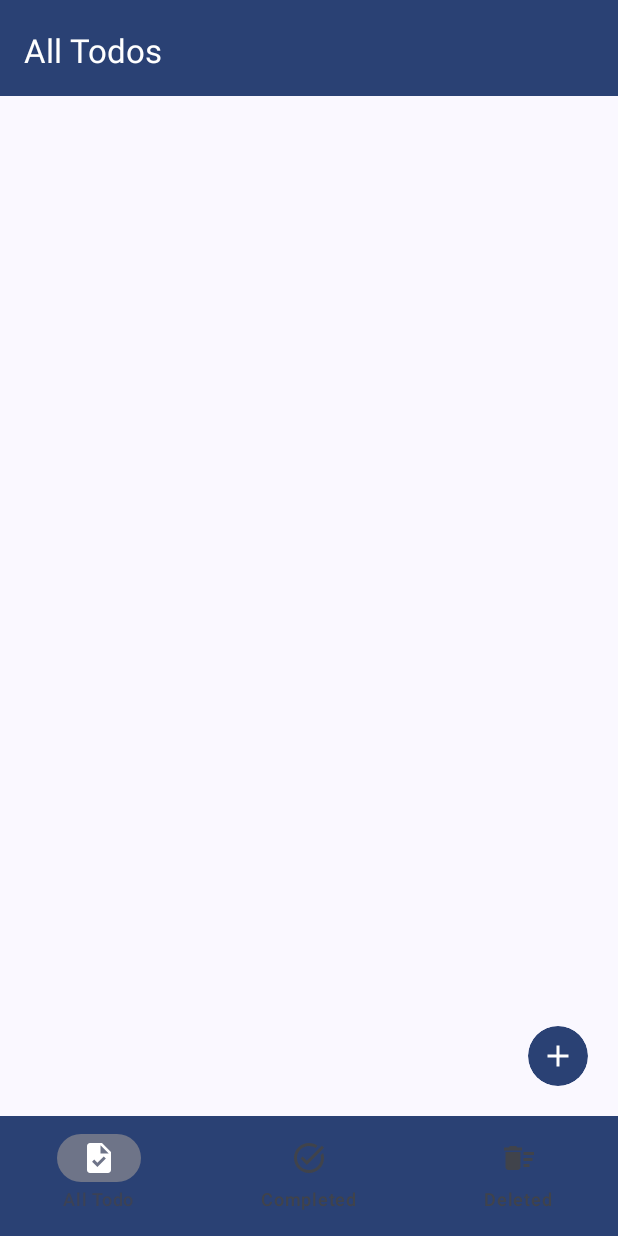
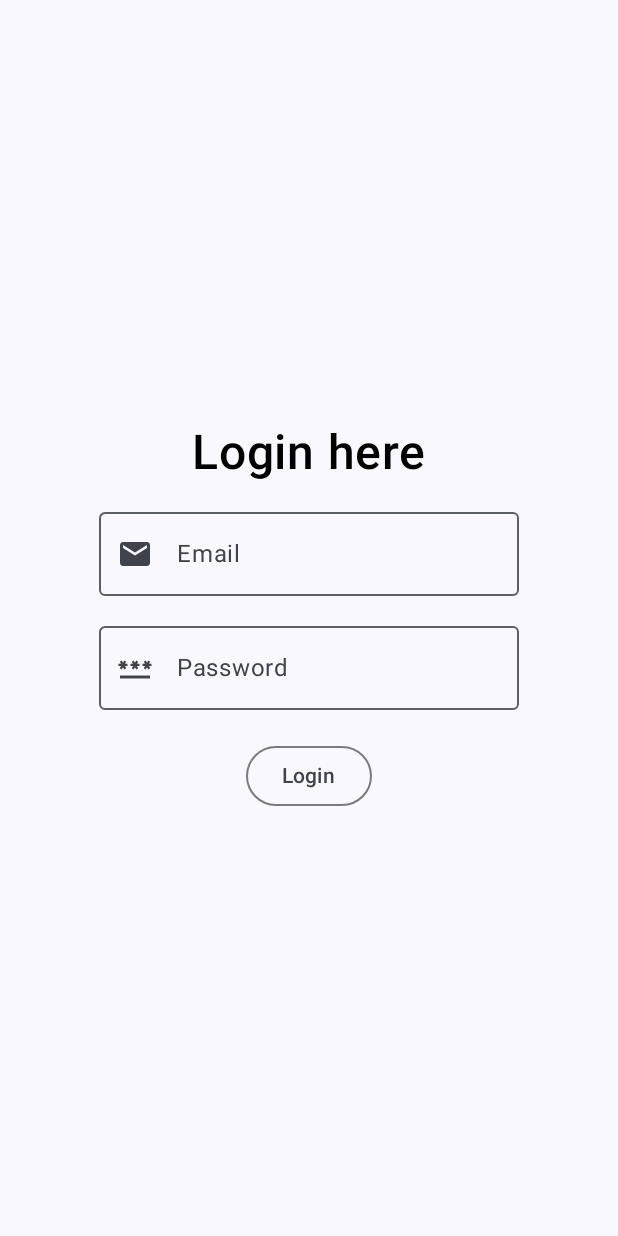
Before and after one commit to Meesam/todo-jetpack-compose, an Android app built with Jetpack Compose: the screen it shows after launch (MainActivity), on a phone screen of 412 x 824 dp. Run offline under Robolectric (Android 15) with nearby library versions, the phone set to English and light mode, and no system bars; our stand-ins replace Dagger/Hilt's generated code.

Commit message:
Created Register and Login Screen and view model

```diff
--- a/app/src/main/java/com/todoApp/todojetpackcompose/MainActivity.kt
+++ b/app/src/main/java/com/todoApp/todojetpackcompose/MainActivity.kt
@@ -8,6 +8,8 @@ import androidx.navigation.compose.NavHost
 import androidx.navigation.compose.composable
 import androidx.navigation.compose.rememberNavController
 import com.todoApp.todojetpackcompose.ui.add_edit_todo.AddEditTodoScreen
+import com.todoApp.todojetpackcompose.ui.authentication.UserLogin
+import com.todoApp.todojetpackcompose.ui.authentication.UserRegistration
 import com.todoApp.todojetpackcompose.ui.theme.TodoJetpackComposeTheme
 import com.todoApp.todojetpackcompose.ui.todo_list.AllCompletedTodoList
 import com.todoApp.todojetpackcompose.ui.todo_list.AllDeletedTodoList
@@ -23,7 +25,15 @@ class MainActivity : ComponentActivity() {
         setContent {
             TodoJetpackComposeTheme {
                 val navController = rememberNavController()
-                NavHost(navController = navController, startDestination = Routes.TODO_LIST){
+                NavHost(navController = navController, startDestination = Routes.USER_LOGIN){
+                    composable(Routes.USER_REGISTRATION){
+                        UserRegistration()
+                    }
+
+                    composable(Routes.USER_LOGIN){
+                        UserLogin()
+                    }
+
                     composable(Routes.TODO_LIST){
                         AllTodoList(
                             onNavigate = {
--- /dev/null
+++ b/app/src/main/java/com/todoApp/todojetpackcompose/ui/authentication/UserLogin.kt
@@ -0,0 +1,80 @@
+package com.todoApp.todojetpackcompose.ui.authentication
+
+import androidx.compose.foundation.background
+import androidx.compose.foundation.layout.Arrangement
+import androidx.compose.foundation.layout.Column
+import androidx.compose.foundation.layout.Spacer
+import androidx.compose.foundation.layout.fillMaxSize
+import androidx.compose.foundation.layout.height
+import androidx.compose.foundation.layout.padding
+import androidx.compose.material.icons.Icons
+import androidx.compose.material.icons.filled.Email
+import androidx.compose.material.icons.filled.Password
+import androidx.compose.material3.Icon
+import androidx.compose.material3.MaterialTheme
+import androidx.compose.material3.OutlinedButton
+import androidx.compose.material3.OutlinedTextField
+import androidx.compose.material3.Text
+import androidx.compose.runtime.Composable
+import androidx.compose.ui.Alignment
+import androidx.compose.ui.Modifier
+import androidx.compose.ui.text.font.FontWeight
+import androidx.compose.ui.text.input.PasswordVisualTransformation
+import androidx.compose.ui.tooling.preview.Preview
+import androidx.compose.ui.unit.dp
+import androidx.compose.ui.unit.sp
+import androidx.hilt.navigation.compose.hiltViewModel
+import com.todoApp.todojetpackcompose.ui.authentication.events.UserLoginEvents
+
+@Composable
+fun UserLogin(
+    viewModel: UserLoginViewModel = hiltViewModel()
+){
+    Column(verticalArrangement = Arrangement.Center,
+        horizontalAlignment = Alignment.CenterHorizontally,
+        modifier = Modifier
+            .fillMaxSize()
+            .background(MaterialTheme.colorScheme.background)
+    ) {
+        Text(text = "Login here", fontSize = 32.sp, fontWeight = FontWeight.W500 )
+        Spacer(modifier = Modifier.height(20.dp))
+        OutlinedTextField(
+            value = viewModel.email.value,
+            onValueChange = {
+                viewModel.onEvent(UserLoginEvents.onEmailChange(it))
+            },
+            placeholder = {
+                Text(text = "Email")
+            },
+            leadingIcon = {
+                Icon(imageVector = Icons.Filled.Email , contentDescription = "user name")
+            }
+        )
+        Spacer(modifier = Modifier.height(20.dp))
+
+        OutlinedTextField(
+            value = viewModel.password.value,
+            onValueChange = {
+                viewModel.onEvent(UserLoginEvents.onPasswordChange(it))
+            },
+            placeholder = {
+                Text(text = "Password")
+            },
+            leadingIcon = {
+                Icon(imageVector = Icons.Filled.Password , contentDescription = "user name")
+            },
+            visualTransformation = PasswordVisualTransformation()
+        )
+        Spacer(modifier = Modifier.height(20.dp))
+
+        OutlinedButton(onClick = { /*TODO*/ }) {
+            Text(text = "Login")
+        }
+    }
+}
+
+@Preview
+@Composable
+fun UserLoginPreview(){
+    UserLogin()
+}
--- /dev/null
+++ b/app/src/main/java/com/todoApp/todojetpackcompose/ui/authentication/UserLoginViewModel.kt
@@ -0,0 +1,31 @@
+package com.todoApp.todojetpackcompose.ui.authentication
+
+import androidx.compose.runtime.mutableStateOf
+import androidx.lifecycle.ViewModel
+import com.todoApp.todojetpackcompose.ui.authentication.events.UserLoginEvents
+import com.todoApp.todojetpackcompose.ui.authentication.events.UserRegistraitionEvent
+import dagger.hilt.android.lifecycle.HiltViewModel
+import javax.inject.Inject
+
+
+@HiltViewModel
+class UserLoginViewModel @Inject constructor() :ViewModel() {
+
+  val email = mutableStateOf("")
+  val password = mutableStateOf("")
+
+  fun onEvent(event: UserLoginEvents){
+     when(event){
+         is UserLoginEvents.onEmailChange ->{
+             email.value = event.email
+         }
+         is UserLoginEvents.onPasswordChange ->{
+             password.value = event.password
+         }
+
+         is UserLoginEvents.OnLoginButtonClick ->{
+
+         }
+     }
+  }
+}
--- a/app/src/main/java/com/todoApp/todojetpackcompose/util/Routes.kt
+++ b/app/src/main/java/com/todoApp/todojetpackcompose/util/Routes.kt
@@ -5,4 +5,6 @@ object Routes {
   const val ADD_EDIT_TODO ="add_edit_todo"
   const val ALL_COMPLETED_TODO_LIST = "completed-todo-list"
   const val ALL_DELETED_TODO_LIST = "deleted-todo-list"
+  const val USER_REGISTRATION = "user-registration"
+  const val USER_LOGIN = "user-login"
 }
```
Also changed, not shown: app/src/main/java/com/todoApp/todojetpackcompose/ui/authentication/UserRegisterViewModel.kt (added, +48 -0 lines), app/src/main/java/com/todoApp/todojetpackcompose/ui/authentication/UserRegistraition.kt (added, +91 -0 lines), app/src/main/java/com/todoApp/todojetpackcompose/ui/authentication/events/UserLoginEvents.kt (added, +7 -0 lines), app/src/main/java/com/todoApp/todojetpackcompose/ui/authentication/events/UserRegistraitionEvent.kt (added, +9 -0 lines).
